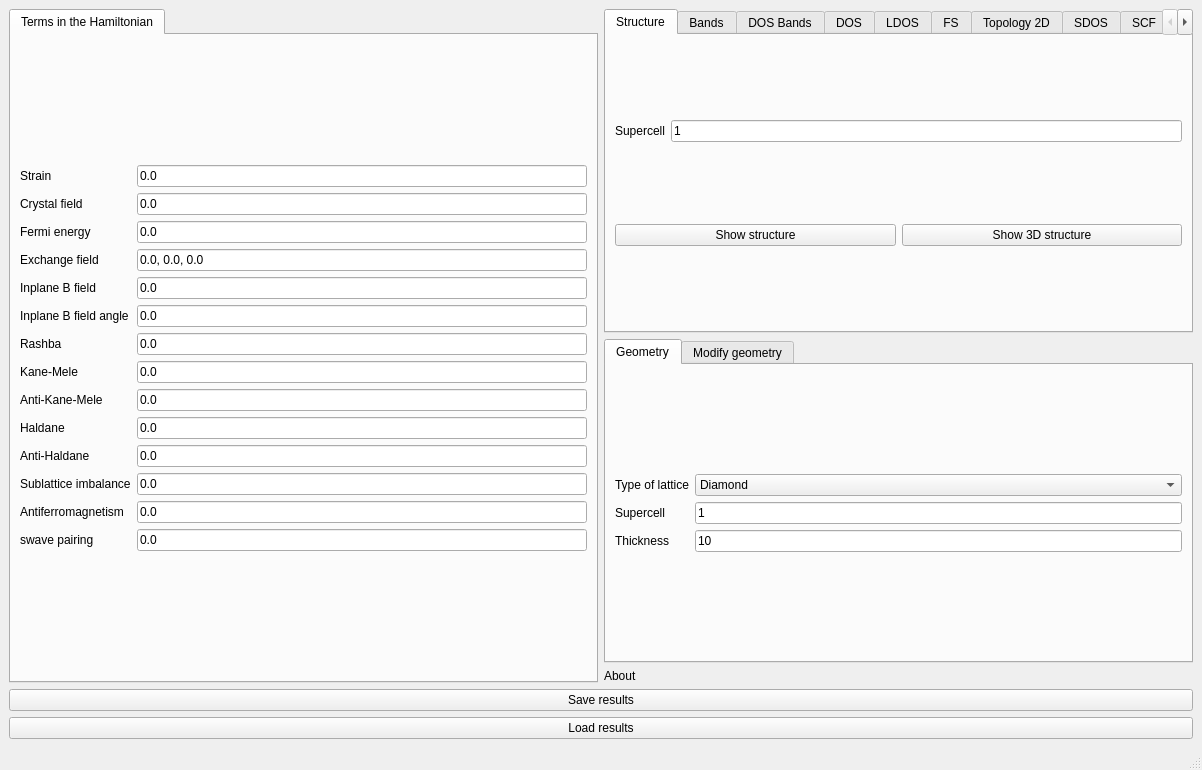
Before: the Qt Designer form interface-pyqt/2dslab/interface.ui in joselado/quantum-lattice, drawn with Qt 5.
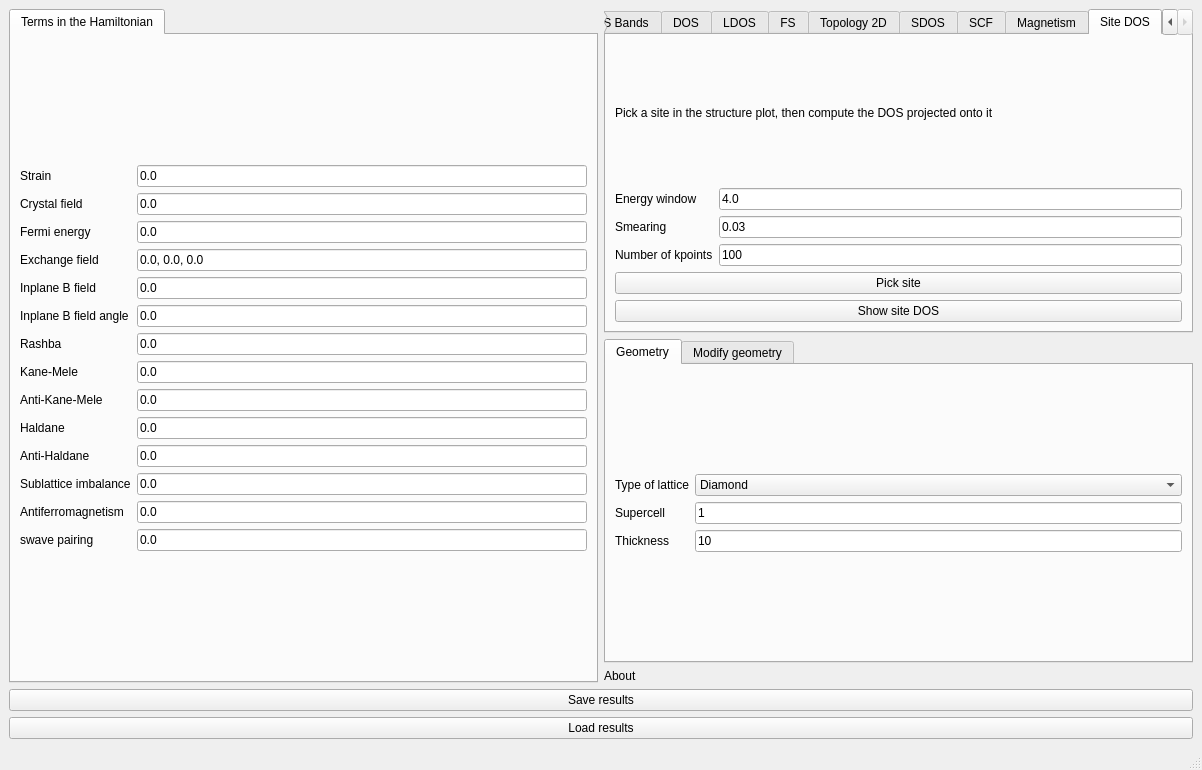
After: the same form once the commit is applied. The open tabs and pages were chosen to show the change. Custom widgets are drawn as their Qt base class.

Commit message: Add a "Site DOS" feature: pick a site, plot the DOS projected onto it

Diff of the .ui file:
```diff
--- a/interface-pyqt/2dslab/interface.ui
+++ b/interface-pyqt/2dslab/interface.ui
@@ -1110,6 +1110,86 @@
         </item>
        </layout>
       </widget>
+      <widget class="QWidget" name="tab_site_dos">
+       <attribute name="title">
+        <string>Site DOS</string>
+       </attribute>
+       <layout class="QVBoxLayout" name="verticalLayout_site_dos">
+        <item>
+         <widget class="BodyLabel" name="label_site_dos_info">
+          <property name="text">
+           <string>Pick a site in the structure plot, then compute the DOS projected onto it</string>
+          </property>
+          <property name="wordWrap">
+           <bool>true</bool>
+          </property>
+         </widget>
+        </item>
+        <item>
+         <layout class="QGridLayout" name="gridLayout_site_dos">
+          <item row="0" column="0">
+           <widget class="BodyLabel" name="label_site_dos_ewindow">
+            <property name="text">
+             <string>Energy window</string>
+            </property>
+           </widget>
+          </item>
+          <item row="0" column="1">
+           <widget class="LineEdit" name="site_dos_ewindow">
+            <property name="text">
+             <string>4.0</string>
+            </property>
+           </widget>
+          </item>
+          <item row="1" column="0">
+           <widget class="BodyLabel" name="label_site_dos_delta">
+            <property name="text">
+             <string>Smearing</string>
+            </property>
+           </widget>
+          </item>
+          <item row="1" column="1">
+           <widget class="LineEdit" name="site_dos_delta">
+            <property name="text">
+             <string>0.03</string>
+            </property>
+           </widget>
+          </item>
+          <item row="2" column="0">
+           <widget class="BodyLabel" name="label_site_dos_nk">
+            <property name="text">
+             <string>Number of kpoints</string>
+            </property>
+           </widget>
+          </item>
+          <item row="2" column="1">
+           <widget class="LineEdit" name="site_dos_nk">
+            <property name="text">
+             <string>100</string>
+            </property>
+           </widget>
+          </item>
+         </layout>
+        </item>
+        <item>
+         <widget class="PushButton" name="select_site_dos">
+          <property name="toolTip">
+           <string>Click a site in the structure plot to select it</string>
+          </property>
+          <property name="text">
+           <string>Pick site</string>
+          </property>
+         </widget>
+        </item>
+        <item>
+         <widget class="PushButton" name="show_site_dos">
+          <property name="text">
+           <string>Show site DOS</string>
+          </property>
+         </widget>
+        </item>
+       </layout>
+      </widget>
      </widget>
     </item>
     <item row="3" column="0" colspan="2">
```
Left out of the diff: 10 changed lines with no effect on the pictures. Lines whose indentation alone changed are shown as unchanged. The commit also changes 30 other files.
